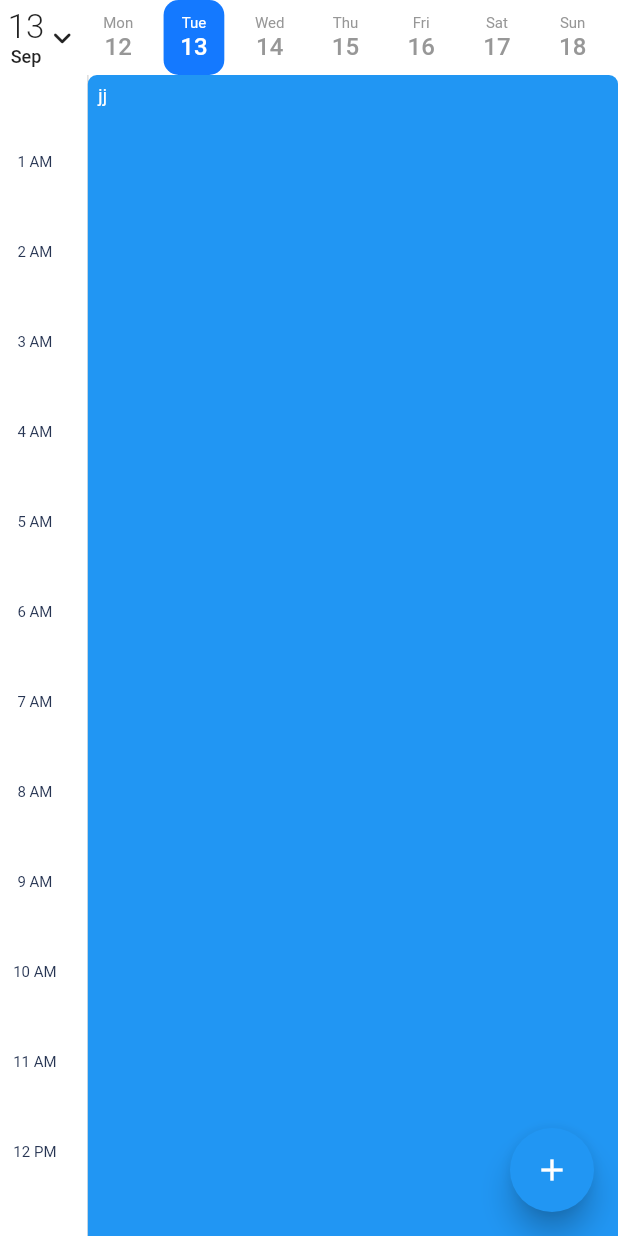
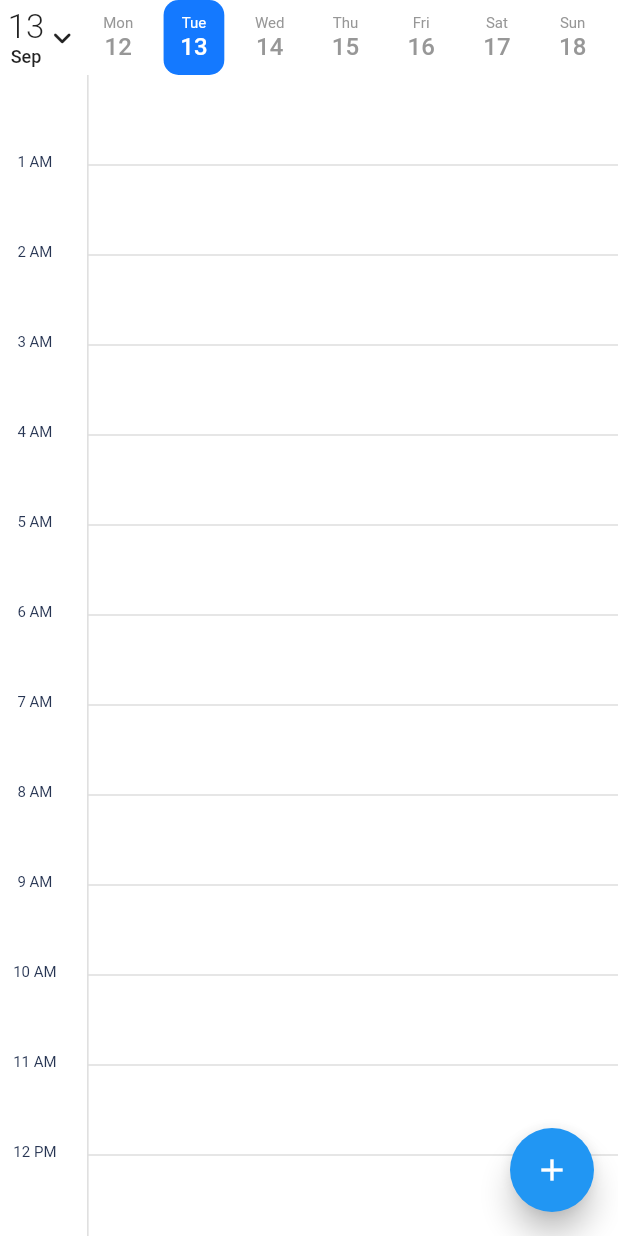
Before and after one commit to ahmed20142015/calendar_view, a Flutter app: the screen it shows after launch, after a tap on "Day View", on a phone screen of 412 x 824 dp. Run offline on Flutter 3.47's test engine with Material 2 defaults, Android fonts, the phone set to English and light mode, and no system bars; our stand-ins replace flutter_colorpicker.

Commit message:
Add custom day view

```diff
--- a/example/lib/main.dart
+++ b/example/lib/main.dart
@@ -25,45 +25,18 @@ class _MyAppState extends State<MyApp> {
   void initState() {
     var days = getDaysInBetween(DateTime(2022, 09, 12,13,00),DateTime(2022, 09, 14,13,00));
     for(var day in days){
-      if (days.first == day) {
       _events.add(
         CalendarEventData(
           date: day,
           title: "Ahmed Elashry",
           description: "Today is ahmed meeting.",
           startTime: day,
-            endTime: DateTime(day.year,day.month,day.day,23,59,59),
-            endDate: DateTime(day.year,day.month,day.day,23,59,59),
+          isDate: true,
+          endTime: day,
+          endDate: day,
         ),
 
       );
-      }
-      else if (days.last == day) {
-        _events.add(
-          CalendarEventData(
-            date: DateTime(day.year,day.month,day.day,00,00,00),
-            title: "",
-            description: "",
-            startTime: DateTime(day.year,day.month,day.day,00,00,00),
-            endTime:   day,
-            endDate:  day,
-          ),
-
-        );
-      }
-      else {
-        _events.add(
-          CalendarEventData(
-            date: DateTime(day.year,day.month,day.day,00,00,00),
-            title: "jj",
-            description: "",
-            startTime: DateTime(day.year,day.month,day.day,00,00,00),
-            endTime:  DateTime(day.year,day.month,day.day,23,59,00),
-            endDate:  DateTime(day.year,day.month,day.day,23,59,00),
-          ),
-
-        );
-      }
     }
     super.initState();
   }
--- a/lib/src/week_view/week_view.dart
+++ b/lib/src/week_view/week_view.dart
@@ -139,6 +139,7 @@ class WeekView<T extends Object?> extends StatefulWidget {
   /// Defines size of the slots that provides long press callback on area
   /// where events are not there.
   final MinuteSlotSize minuteSlotSize;
+  final DateEventsWidgetBuilder? dateEventsWidgetBuilder;
 
   /// Main widget for week view.
   const WeekView({
@@ -169,6 +170,7 @@ class WeekView<T extends Object?> extends StatefulWidget {
     this.onDateLongPress,
     this.weekDays = WeekDays.values,
     this.showWeekends = true,
+    this.dateEventsWidgetBuilder,
     this.startDay = WeekDays.monday,
     this.minuteSlotSize = MinuteSlotSize.minutes60,
   })  : assert((timeLineOffset) >= 0,
@@ -342,7 +344,8 @@ class WeekViewState<T extends Object?> extends State<WeekView<T>> {
                                     dates[0].toString()),
                                 height: _height,
                                 width: _width,
-                                weekTitleWidth: _weekTitleWidth,
+                            dateEventsWidgetBuilder:widget.dateEventsWidgetBuilder??(e,w)=>Container(),
+                            weekTitleWidth: _weekTitleWidth,
                                 weekTitleHeight: widget.weekTitleHeight,
                                 weekDayBuilder: _weekDayBuilder,
                                 liveTimeIndicatorSettings:
```
Also changed, not shown: lib/src/week_view/_internal_week_view_page.dart (+16 -8 lines). Lines whose indentation alone changed are shown as unchanged.
